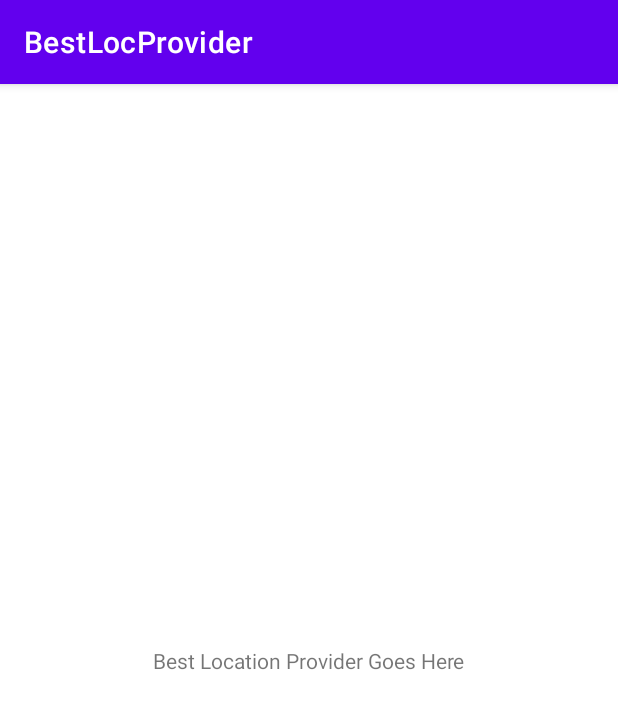
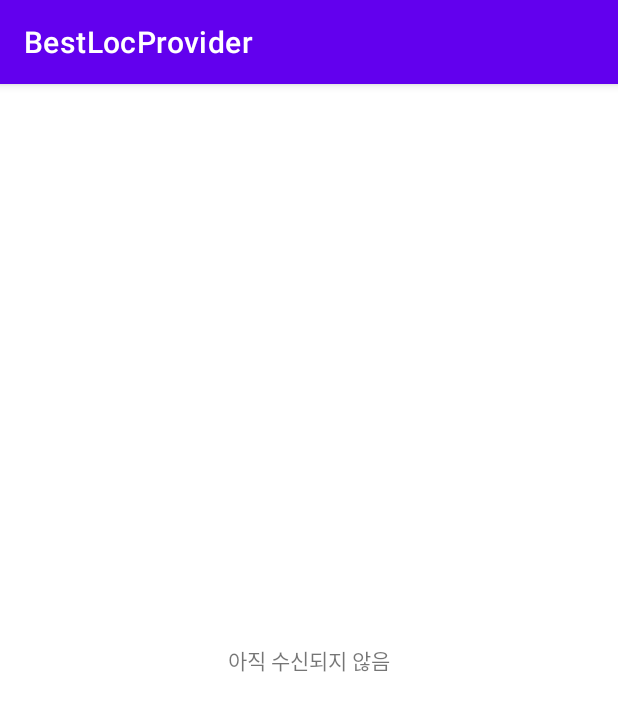
Before and after one commit to jhk-98/BestLocProvider, an Android app: the screen it shows after launch (MainActivity before the commit, MyLocationActivity after it), on a phone screen of 412 x 824 dp. Shown: the top 711 px of the screen. Run offline under Robolectric (Android 15) with nearby library versions, the phone set to English and light mode, and no system bars.

```diff
--- a/app/src/main/AndroidManifest.xml
+++ b/app/src/main/AndroidManifest.xml
@@ -11,7 +11,7 @@
         android:roundIcon="@mipmap/ic_launcher_round"
         android:supportsRtl="true"
         android:theme="@style/Theme.BestLocProvider">
-        <activity android:name=".MainActivity">
+        <activity android:name=".MyLocationActivity">
             <intent-filter>
                 <action android:name="android.intent.action.MAIN" />
 
--- a/app/src/main/java/com/example/bestlocprovider/MainActivity.java
+++ /dev/null
@@ -1,14 +0,0 @@
-package com.example.bestlocprovider;
-
-import androidx.appcompat.app.AppCompatActivity;
-
-import android.os.Bundle;
-
-public class MainActivity extends AppCompatActivity {
-
-    @Override
-    protected void onCreate(Bundle savedInstanceState) {
-        super.onCreate(savedInstanceState);
-        setContentView(R.layout.activity_main);
-    }
-}
--- /dev/null
+++ b/app/src/main/java/com/example/bestlocprovider/MyLocationActivity.java
@@ -0,0 +1,86 @@
+package com.example.bestlocprovider;
+
+import androidx.annotation.NonNull;
+import androidx.appcompat.app.AppCompatActivity;
+import androidx.core.app.ActivityCompat;
+
+import android.Manifest;
+import android.content.pm.PackageManager;
+import android.location.Criteria;
+import android.location.Location;
+import android.location.LocationListener;
+import android.location.LocationManager;
+import android.os.Bundle;
+import android.widget.TextView;
+import android.widget.Toast;
+
+public class MyLocationActivity extends AppCompatActivity {
+
+    TextView myLocField;
+    LocationManager locManager;
+    LocationListener locListener;
+    Criteria criteria;
+    String bestProvName;
+
+    @Override
+    protected void onCreate(Bundle savedInstanceState) {
+        super.onCreate(savedInstanceState);
+        setContentView(R.layout.activity_main);
+
+        myLocField = findViewById(R.id.myLocationField);
+        locManager = (LocationManager) getSystemService(LOCATION_SERVICE);
+
+        criteria = new Criteria();
+        criteria.setAccuracy(Criteria.ACCURACY_COARSE);
+
+        bestProvName = locManager.getBestProvider(criteria, true);
+//        myLocField.setText("Best loc.  provider : " + bestProvName);
+
+        locListener = new LocationListener() {
+            @Override
+            public void onLocationChanged(@NonNull Location location) {
+                myLocField.setText(
+                        "Latitude: " + location.getLatitude()
+                                + "\nLongtitude: " + location.getLongitude()
+                                + "\nAltitude: " + location.getAltitude()
+                );
+
+            }
+        };
+
+        if (ActivityCompat.checkSelfPermission(this, Manifest.permission.ACCESS_FINE_LOCATION)
+                != PackageManager.PERMISSION_GRANTED
+                && ActivityCompat.checkSelfPermission(this, Manifest.permission.ACCESS_COARSE_LOCATION)
+                != PackageManager.PERMISSION_GRANTED) {
+            Toast.makeText(MyLocationActivity.this, "First enable LOCATION ACCESE in settings.", Toast.LENGTH_LONG).show();
+            return;
+        }
+        locManager.requestLocationUpdates(LocationManager.GPS_PROVIDER, 0, 0, locListener);
+//        locManager.requestLocationUpdates(LocationManager.NETWORK_PROVIDER, 0, 0, locListener);
+//        locManager.requestLocationUpdates(LocationManager.PASSIVE_PROVIDER, 0, 0, locListener);
+
+
+    }
+
+    @Override
+    protected void onPause() {
+        super.onPause();
+        locManager.removeUpdates(locListener);
+    }
+
+    @Override
+    protected void onResume() {
+        super.onResume();
+        if (ActivityCompat.checkSelfPermission(this, Manifest.permission.ACCESS_FINE_LOCATION) != PackageManager.PERMISSION_GRANTED && ActivityCompat.checkSelfPermission(this, Manifest.permission.ACCESS_COARSE_LOCATION) != PackageManager.PERMISSION_GRANTED) {
+            // TODO: Consider calling
+            //    ActivityCompat#requestPermissions
+            // here to request the missing permissions, and then overriding
+            //   public void onRequestPermissionsResult(int requestCode, String[] permissions,
+            //                                          int[] grantResults)
+            // to handle the case where the user grants the permission. See the documentation
+            // for ActivityCompat#requestPermissions for more details.
+            return;
+        }
+        locManager.requestLocationUpdates(LocationManager.GPS_PROVIDER, 0, 0, locListener);
+    }
+}
--- a/app/src/main/res/layout/activity_main.xml
+++ b/app/src/main/res/layout/activity_main.xml
@@ -4,13 +4,13 @@
     xmlns:tools="http://schemas.android.com/tools"
     android:layout_width="match_parent"
     android:layout_height="match_parent"
-    tools:context=".MainActivity">
+    tools:context=".MyLocationActivity">
 
     <TextView
-        android:id="@+id/txtInfo"
+        android:id="@+id/myLocationField"
         android:layout_width="wrap_content"
         android:layout_height="wrap_content"
-        android:text="Best Location Provider Goes Here"
+        android:text="아직 수신되지 않음"
         app:layout_constraintBottom_toBottomOf="parent"
         app:layout_constraintLeft_toLeftOf="parent"
         app:layout_constraintRight_toRightOf="parent"
```
